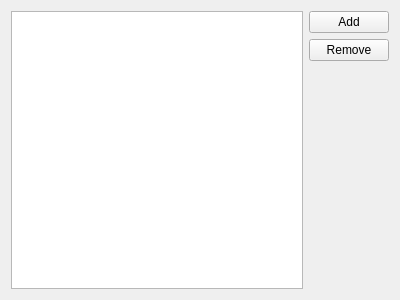
Before: the Qt Designer form kmymoney/views/kpayeeidentifierview.ui in KDE/kmymoney, drawn with Qt 5.
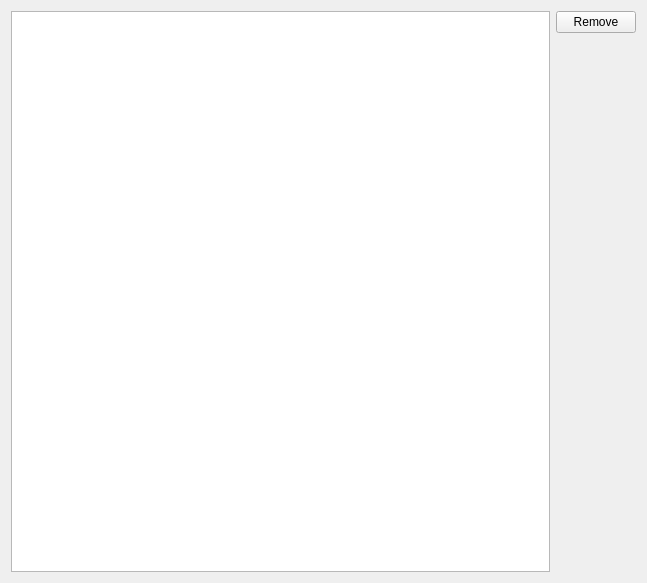
After: the same form once the commit is applied. Custom widgets are drawn as their Qt base class.

What changed in the file:
```diff
--- a/kmymoney/views/kpayeeidentifierview.ui
+++ b/kmymoney/views/kpayeeidentifierview.ui
@@ -6,8 +6,8 @@
    <rect>
     <x>0</x>
     <y>0</y>
-    <width>400</width>
-    <height>300</height>
+    <width>647</width>
+    <height>583</height>
    </rect>
   </property>
   <layout class="QHBoxLayout" name="horizontalLayout">
@@ -23,16 +23,6 @@
    </item>
    <item>
     <layout class="QVBoxLayout" name="verticalLayout">
-     <item>
-      <widget class="KPushButton" name="buttonAdd">
-       <property name="text">
-        <string>Add</string>
-       </property>
-       <property name="autoDefault">
-        <bool>true</bool>
-       </property>
-      </widget>
-     </item>
      <item>
       <widget class="KPushButton" name="buttonRemove">
        <property name="text">
```
Left out of the diff: 26 changed lines with no effect on the pictures.
